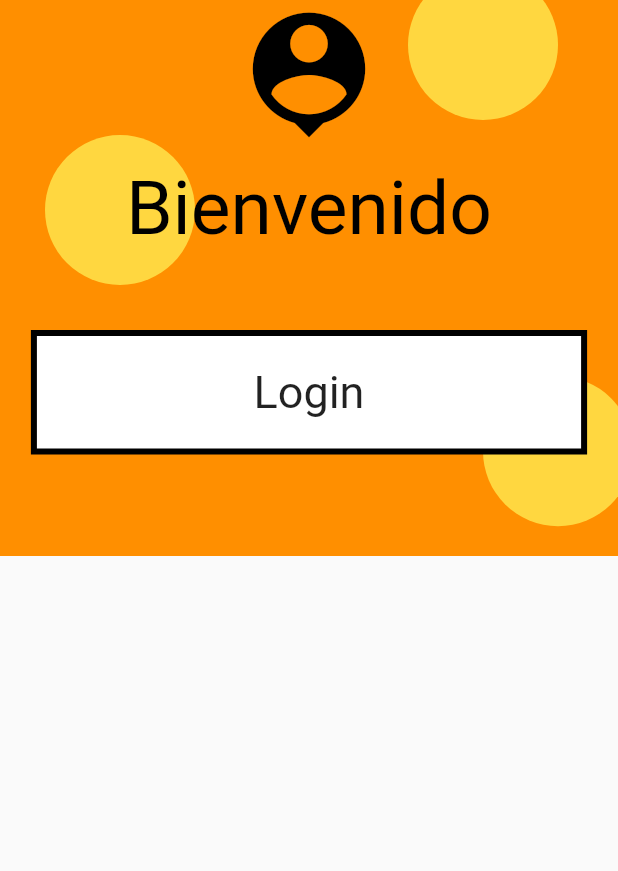
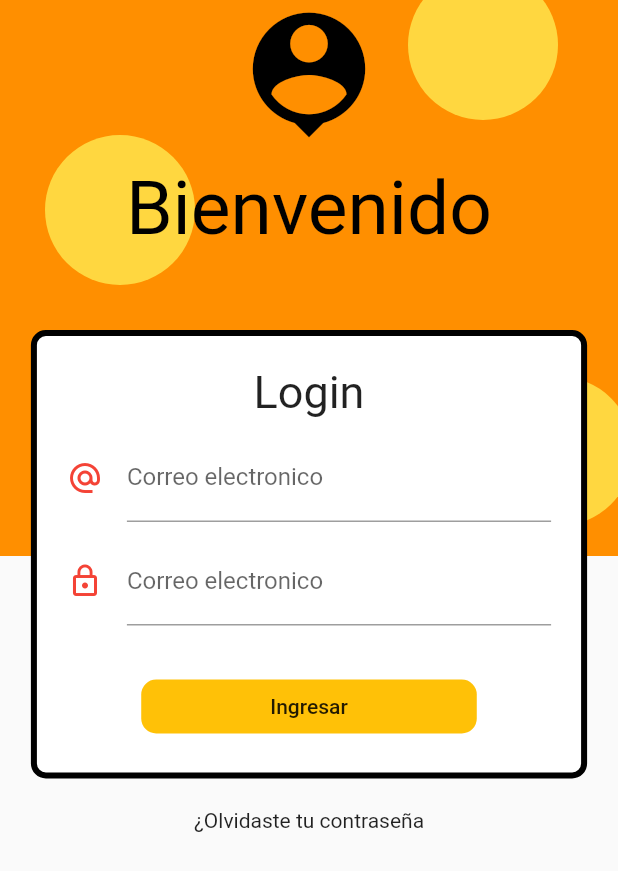
Before and after one commit to PACOdergod/flutter_crud_productos, a Flutter app: the screen it shows after launch, on a phone screen of 412 x 824 dp. Shown: the top 871 px of the screen. Run offline on Flutter 3.47's test engine with Material 2 defaults, Android fonts, the phone set to English and light mode, and no system bars.

Commit message:
Pantalla de login terminada

```diff
--- a/lib/src/pages/login_page.dart
+++ b/lib/src/pages/login_page.dart
@@ -86,9 +86,10 @@ class LoginPage extends StatelessWidget {
           Container(
               width: size.width * .90,
               margin: EdgeInsets.symmetric(vertical: 20),
-            padding: EdgeInsets.symmetric(vertical: 20),
+              padding: EdgeInsets.symmetric(vertical: 20, horizontal: 20.0),
               decoration: BoxDecoration(
                   color: Colors.white,
+                  borderRadius: BorderRadius.circular(10.0),
                   border: Border.all(color: Colors.black, width: 4)),
               child: Column(
                 children: [
@@ -96,11 +97,55 @@ class LoginPage extends StatelessWidget {
                     'Login',
                     style: TextStyle(fontSize: 30.0),
                   ),
+                  SizedBox(height: 10.0),
+                  _crearEmail(),
+                  SizedBox(height: 10.0),
+                  _crearPassword(),
+                  SizedBox(height: 30.0),
+                  _crearBoton(),
                 ],
-            ),
-          )
+              )),
+          Text('¿Olvidaste tu contraseña'),
+          SizedBox(height: 30.0)
         ],
       ),
     );
   }
+
+  Widget _crearEmail() {
+    return Container(
+      child: TextField(
+        keyboardType: TextInputType.emailAddress,
+        decoration: InputDecoration(
+            hintText: 'ejemplo@correo.com',
+            labelText: 'Correo electronico',
+            icon: Icon(Icons.alternate_email, color: Colors.red)),
+      ),
+    );
   }
+
+  Widget _crearPassword() {
+    return Container(
+      child: TextField(
+        obscureText: true,
+        decoration: InputDecoration(
+            hintText: 'ejemplo@correo.com',
+            labelText: 'Correo electronico',
+            icon: Icon(Icons.lock_outline, color: Colors.red)),
+      ),
+    );
+  }
+
+  Widget _crearBoton() {
+    return RaisedButton(
+      onPressed: () {},
+      shape: RoundedRectangleBorder(borderRadius: BorderRadius.circular(10.0)),
+      elevation: 0,
+      color: Colors.amber,
+      child: Container(
+        child: Text('Ingresar'),
+        padding: EdgeInsets.symmetric(horizontal: 70.0, vertical: 10.0),
+      ),
+    );
+  }
+}
```
Lines whose indentation alone changed are shown as unchanged.
